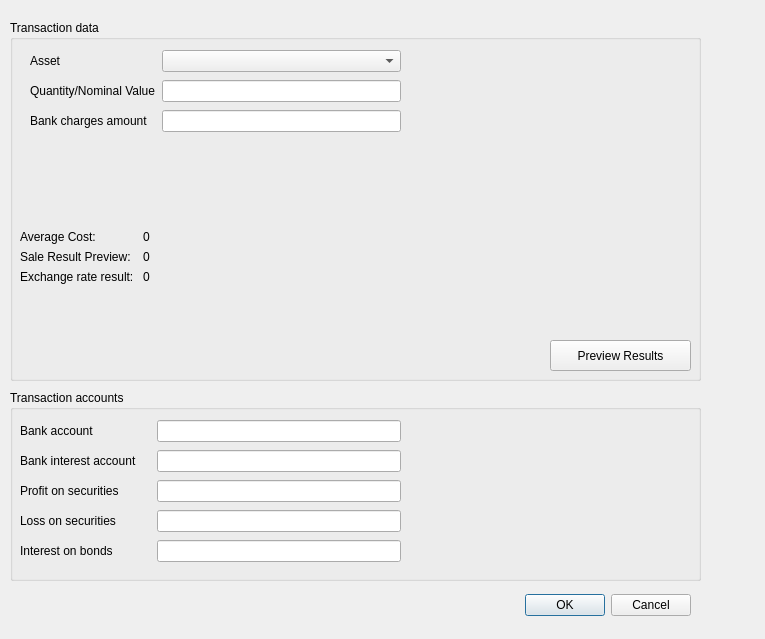
Before: the Qt Designer form report/accounting/asset_management/ch.banana.portfolio.management.sales.dialog.ui in BananaAccounting/Universal, drawn with Qt 5.
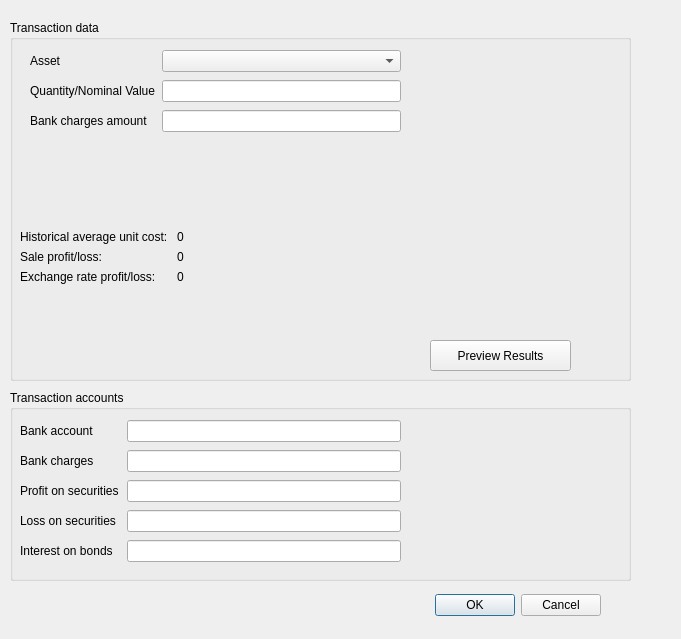
After: the same form once the commit is applied.

Commit message:
aggiorna modifiche portfolio management
-modifiche delineate dopo incontro con Fidinam

The edit to the form file:
```diff
--- a/report/accounting/asset_management/ch.banana.portfolio.management.sales.dialog.ui
+++ b/report/accounting/asset_management/ch.banana.portfolio.management.sales.dialog.ui
@@ -6,7 +6,7 @@
    <rect>
     <x>0</x>
     <y>0</y>
-    <width>765</width>
+    <width>681</width>
     <height>639</height>
    </rect>
   </property>
@@ -18,7 +18,7 @@
     <rect>
      <x>10</x>
      <y>20</y>
-     <width>691</width>
+     <width>621</width>
      <height>361</height>
     </rect>
    </property>
@@ -73,7 +73,7 @@
    <widget class="QPushButton" name="showResultsPreview_button">
     <property name="geometry">
      <rect>
-      <x>540</x>
+      <x>420</x>
       <y>320</y>
       <width>141</width>
       <height>31</height>
@@ -96,14 +96,14 @@
      <item row="0" column="0">
       <widget class="QLabel" name="averageCostTitle_label">
        <property name="text">
-        <string>Average Cost: </string>
+        <string>Historical average unit cost: </string>
        </property>
       </widget>
      </item>
      <item row="1" column="0">
       <widget class="QLabel" name="saleResultPreviewTitle_label">
        <property name="text">
-        <string>Sale Result Preview: </string>
+        <string>Sale profit/loss: </string>
        </property>
       </widget>
      </item>
@@ -117,7 +117,7 @@
      <item row="2" column="0">
       <widget class="QLabel" name="exchangeResultPreviewTitle_label">
        <property name="text">
-        <string>Exchange rate result: </string>
+        <string>Exchange rate profit/loss: </string>
        </property>
       </widget>
      </item>
@@ -143,7 +143,7 @@
     <rect>
      <x>10</x>
      <y>390</y>
-     <width>691</width>
+     <width>621</width>
      <height>191</height>
     </rect>
    </property>
@@ -156,7 +156,7 @@
       <x>10</x>
       <y>30</y>
       <width>381</width>
-      <height>144</height>
+      <height>154</height>
      </rect>
     </property>
     <layout class="QFormLayout" name="formLayout_2">
@@ -179,7 +179,7 @@
      <item row="1" column="0">
       <widget class="QLabel" name="BankInterest_label">
        <property name="text">
-        <string>Bank interest account    </string>
+        <string>Bank charges    </string>
        </property>
       </widget>
      </item>
@@ -222,7 +222,7 @@
   <widget class="QDialogButtonBox" name="cancel_button">
    <property name="geometry">
     <rect>
-     <x>350</x>
+     <x>260</x>
      <y>590</y>
      <width>341</width>
      <height>31</height>
```
Left out of the diff: 6 changed lines with no effect on the pictures. The commit also changes 2 other files.
